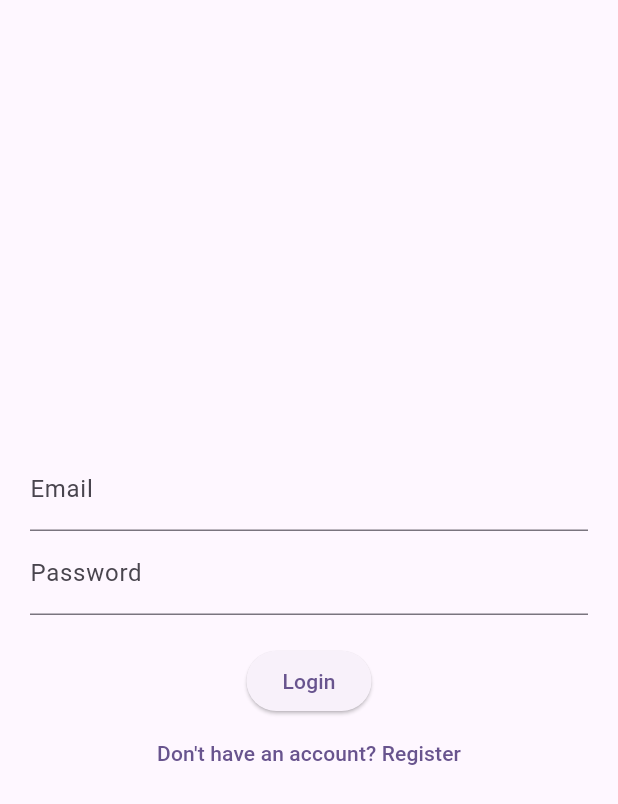
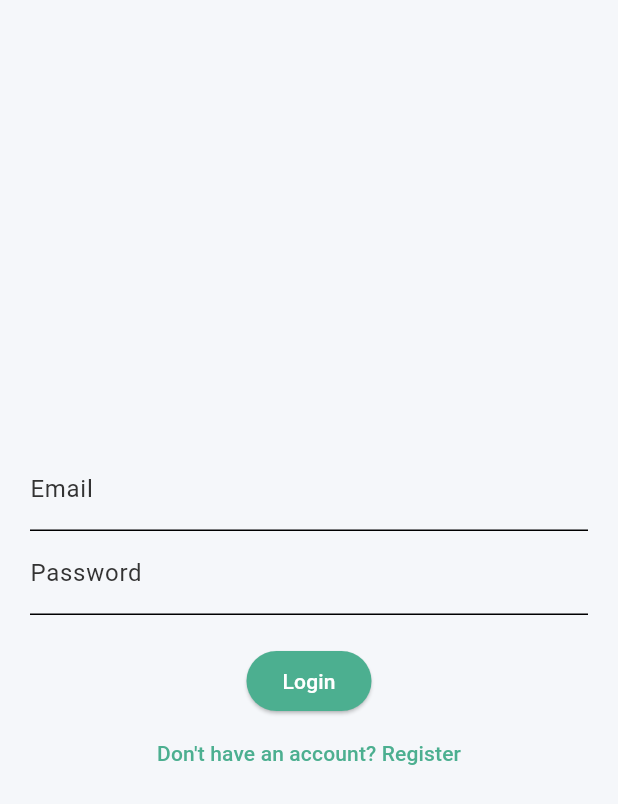
Before and after one commit to djag07907/web_personal_finances, a Flutter app: the screen it shows after launch, on a phone screen of 412 x 824 dp. Shown: the top 804 px of the screen. Run offline on Flutter 3.47's test engine with Material 3 defaults, Android fonts, the phone set to English and light mode, and no system bars; our stand-ins replace equatable, firebase_auth, firebase_core, flutter_bloc, flutter_dotenv; accounts and stored records are empty.

Commit message:
theme application based on system theme

```diff
--- a/lib/main.dart
+++ b/lib/main.dart
@@ -6,6 +6,7 @@
 import 'package:web_personal_finances/home/home_screen.dart';
 import 'package:web_personal_finances/login/login_screen.dart';
 import 'package:web_personal_finances/repositories/firebase_auth_repository.dart';
+import 'package:web_personal_finances/resources/themes.dart';
 import 'package:web_personal_finances/signUp/signup_screen.dart';
 
 Future<void> main() async {
@@ -28,10 +29,9 @@
       create: (_) => AuthRepository(),
       child: MaterialApp(
         title: 'Web Personal Finances',
-        theme: ThemeData(
-          colorScheme: ColorScheme.fromSeed(seedColor: Colors.deepPurple),
-          useMaterial3: true,
-        ),
+        theme: lightTheme,
+        darkTheme: darkTheme,
+        themeMode: ThemeMode.system,
         initialRoute: '/',
         routes: {
           '/': (context) => const LoginScreen(),
--- /dev/null
+++ b/lib/resources/themes.dart
@@ -0,0 +1,70 @@
+import 'package:flutter/material.dart';
+import 'package:web_personal_finances/resources/colors_constants.dart';
+
+final ThemeData lightTheme = ThemeData(
+  brightness: Brightness.light,
+  primaryColor: LightColors.primary,
+  scaffoldBackgroundColor: LightColors.background,
+  appBarTheme: AppBarTheme(
+    backgroundColor: LightColors.secondary,
+    titleTextStyle: TextStyle(
+      color: LightColors.textPrimary,
+      fontSize: 20,
+      fontWeight: FontWeight.w600,
+    ),
+    iconTheme: IconThemeData(color: LightColors.textPrimary),
+  ),
+  buttonTheme: ButtonThemeData(
+    buttonColor: LightColors.primary,
+  ),
+  elevatedButtonTheme: ElevatedButtonThemeData(
+    style: ElevatedButton.styleFrom(
+      foregroundColor: white,
+      backgroundColor: LightColors.primary,
+    ),
+  ),
+  textTheme: TextTheme(
+    bodyLarge: TextStyle(color: LightColors.textPrimary),
+    bodyMedium: TextStyle(color: LightColors.textSecondary),
+  ),
+  cardColor: LightColors.surface,
+  colorScheme: ColorScheme.light(
+    primary: LightColors.primary,
+    secondary: LightColors.secondary,
+    surface: LightColors.surface,
+    onPrimary: white,
+    onSecondary: white,
+    onSurface: LightColors.textPrimary,
+  ),
+);
+final ThemeData darkTheme = ThemeData(
+  brightness: Brightness.dark,
+  primaryColor: DarkColors.primary,
+  scaffoldBackgroundColor: DarkColors.background,
+  appBarTheme: AppBarTheme(
+    backgroundColor: DarkColors.surface,
+    titleTextStyle: TextStyle(
+      color: DarkColors.textPrimary,
+      fontSize: 20,
+      fontWeight: FontWeight.w600,
+    ),
+    iconTheme: IconThemeData(color: DarkColors.textPrimary),
+  ),
+  elevatedButtonTheme: ElevatedButtonThemeData(
+    style: ElevatedButton.styleFrom(
+      foregroundColor: black,
+      backgroundColor: DarkColors.primary,
+    ),
+  ),
+  textTheme: TextTheme(
+    bodyLarge: TextStyle(color: DarkColors.textPrimary),
+    bodyMedium: TextStyle(color: DarkColors.textSecondary),
+  ),
+  cardColor: DarkColors.surface,
+  colorScheme: ColorScheme.dark(
+    primary: DarkColors.primary,
+    surface: DarkColors.surface,
+    onPrimary: black,
+    onSurface: DarkColors.textPrimary,
+  ),
+);
--- a/lib/signUp/bloc/signup_bloc.dart
+++ b/lib/signUp/bloc/signup_bloc.dart
@@ -16,7 +16,7 @@ class SignupBloc extends Bloc<SignupEvent, SignupState> {
       SignUpLoading(),
     );
     try {
-      await authRepository.signInWithEmailAndPassword(
+      await authRepository.registerWithEmailAndPassword(
         email: event.email,
         password: event.password,
       );
```
Also changed, not shown: lib/home/home_screen.dart (+14 -0 lines), lib/resources/colors_constants.dart (+19 -0 lines), lib/signUp/widget/signup_body.dart (+16 -9 lines).
